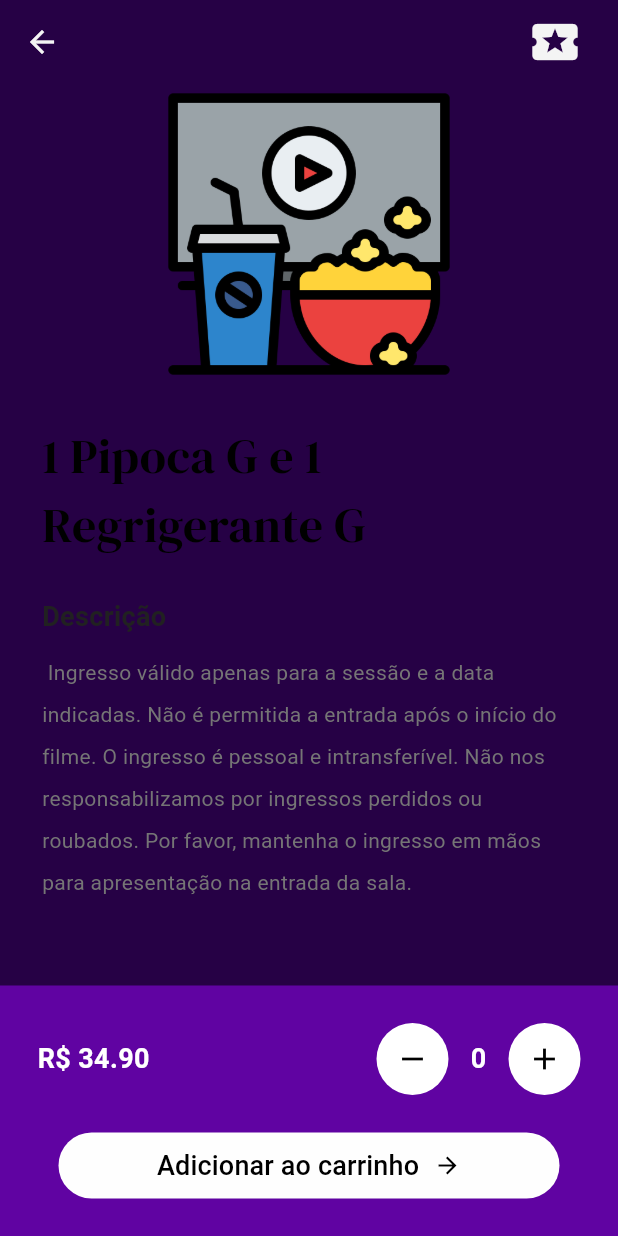
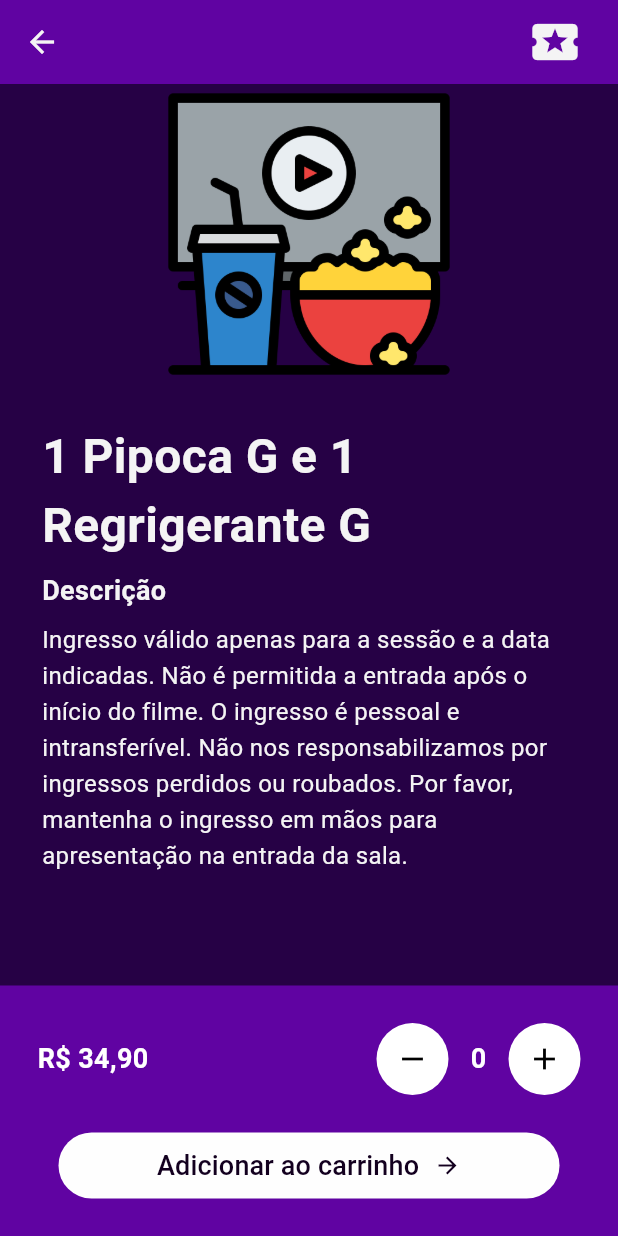
Before and after one commit to yficklis/ingresso_aquii, a Flutter app: the screen it shows once a user with an empty profile is signed in, after a tap on "Combo Grande", on a phone screen of 412 x 824 dp. Run offline on Flutter 3.47's test engine with Material 3 defaults, Android fonts, the phone set to English and light mode, and no system bars; our stand-ins replace cloud_firestore, firebase_auth, firebase_core, flutter_svg, google_fonts, google_nav_bar and 2 more; missing offline and left inert: flutter_stripe; accounts and stored records are empty.

Commit message:
[FIX] Theme colors

```diff
--- a/lib/components/product_tile.dart
+++ b/lib/components/product_tile.dart
@@ -1,5 +1,4 @@
 import 'package:flutter/material.dart';
-import 'package:google_fonts/google_fonts.dart';
 import 'package:ingresso_aquii/models/product.dart';
 
 class ProductTile extends StatelessWidget {
@@ -35,7 +34,12 @@ class ProductTile extends StatelessWidget {
             // text
             Text(
               product.name,
-              style: GoogleFonts.dmSerifDisplay(fontSize: 20),
+              style: TextStyle(
+                color: Theme.of(context).colorScheme.tertiary,
+                fontSize: 20,
+                fontFamily: 'Roboto',
+                fontWeight: FontWeight.w600,
+              ),
             ),
 
             // price
@@ -46,8 +50,13 @@ class ProductTile extends StatelessWidget {
                   crossAxisAlignment: CrossAxisAlignment.start,
                   children: [
                     Text(
-                      'R\$ ${product.price.toStringAsFixed(2)}',
-                      style: TextStyle(fontWeight: FontWeight.bold),
+                      'R\$ ${product.price.toStringAsFixed(2).replaceAll('.', ',')}',
+                      style: TextStyle(
+                        fontWeight: FontWeight.bold,
+                        color: Theme.of(context).colorScheme.tertiary,
+                        fontSize: 16,
+                        fontFamily: 'Roboto',
+                      ),
                     ),
                     SizedBox(height: 4), // Add spacing
                     // Limit the number of lines for the subscription text
--- a/lib/models/shop.dart
+++ b/lib/models/shop.dart
@@ -7,7 +7,7 @@ class Shop extends ChangeNotifier {
     Product(
       id: '01',
       name: 'Ingresso',
-      price: 12.90,
+      price: 20.00,
       imagePath: 'assets/images/logo_new.png',
       subscription: 'Ingresso de cinema',
       quantity: 0,
--- a/lib/pages/hall_page.dart
+++ b/lib/pages/hall_page.dart
@@ -52,21 +52,27 @@ class _HallPageState extends State<HallPage> {
             crossAxisAlignment: CrossAxisAlignment.start,
             children: [
               // How to use movie ticket
-              Row(
-                mainAxisAlignment: MainAxisAlignment.center,
+              Padding(
+                padding: const EdgeInsets.symmetric(
+                  horizontal: 25.0,
+                  vertical: 25.0,
+                ),
+                child: Row(
+                  mainAxisAlignment: MainAxisAlignment.start,
                   children: [
                     Container(
                       decoration: BoxDecoration(
                         color: Color(0xffEADDFF),
                         borderRadius: BorderRadius.circular(20),
                       ),
-                    padding: EdgeInsets.symmetric(vertical: 20, horizontal: 20),
+                      padding:
+                          EdgeInsets.symmetric(vertical: 20, horizontal: 20),
                       child: Column(
                         children: [
                           // message
                           Text(
                             'Primeira vez? Sem problemas!',
-                          style: GoogleFonts.inter(
+                            style: GoogleFonts.roboto(
                               fontSize: 18,
                               fontWeight: FontWeight.bold,
                               color: Color(0xff363435),
@@ -83,7 +89,7 @@ class _HallPageState extends State<HallPage> {
                               'Saiba como utilizar seu ingresso',
                               style: TextStyle(
                                 color: Colors.white,
-                              fontFamily: 'Inter',
+                                fontFamily: 'Roboto',
                                 fontWeight: FontWeight.w500,
                               ),
                             ),
@@ -93,12 +99,13 @@ class _HallPageState extends State<HallPage> {
                     ),
                   ],
                 ),
+              ),
               // search bar
-              SizedBox(height: 28),
+              // SizedBox(height: 28),
               Padding(
                 padding: const EdgeInsets.symmetric(horizontal: 25.0),
                 child: Row(
-                  mainAxisAlignment: MainAxisAlignment.center,
+                  mainAxisAlignment: MainAxisAlignment.start,
                   children: [
                     TextField(
                       controller: _searchController,
@@ -149,7 +156,8 @@ class _HallPageState extends State<HallPage> {
                   'Produtos',
                   style: TextStyle(
                     fontWeight: FontWeight.bold,
-                    fontFamily: 'Inter',
+                    fontFamily: 'Roboto',
+                    fontSize: 16,
                     color: Theme.of(context).colorScheme.onBackground,
                   ),
                 ),
--- a/lib/pages/product_detail.dart
+++ b/lib/pages/product_detail.dart
@@ -50,10 +50,10 @@ class _ProductDetailState extends State<ProductDetail> {
         context: context,
         barrierDismissible: false,
         builder: (builder) => AlertDialog(
-          content: const Text(
+          content: Text(
             'Adicionado com sucesso ao carrinho!',
             style: TextStyle(
-              color: Colors.black,
+              color: Theme.of(context).colorScheme.inversePrimary,
               fontSize: 18,
             ),
             textAlign: TextAlign.center,
@@ -69,6 +69,7 @@ class _ProductDetailState extends State<ProductDetail> {
                 },
                 icon: Icon(
                   Icons.done,
+                  color: Theme.of(context).colorScheme.inversePrimary,
                 ),
               ),
             ),
@@ -98,24 +99,31 @@ class _ProductDetailState extends State<ProductDetail> {
                   const SizedBox(height: 25),
                   Text(
                     widget.product.subscription,
-                    style: GoogleFonts.dmSerifDisplay(fontSize: 32),
+                    style: TextStyle(
+                      color: Theme.of(context).colorScheme.inversePrimary,
+                      fontWeight: FontWeight.bold,
+                      fontSize: 32,
+                      fontFamily: 'Roboto',
+                    ),
                   ),
-                  const SizedBox(height: 25),
+                  const SizedBox(height: 8),
                   Text(
                     "Descrição",
                     style: TextStyle(
-                      color: Colors.grey[900],
+                      color: Theme.of(context).colorScheme.inversePrimary,
                       fontWeight: FontWeight.bold,
                       fontSize: 18,
+                      fontFamily: 'Roboto',
                     ),
                   ),
-                  const SizedBox(height: 10),
+                  const SizedBox(height: 8),
                   Text(
-                    ' Ingresso válido apenas para a sessão e a data indicadas. Não é permitida a entrada após o início do filme. O ingresso é pessoal e intransferível. Não nos responsabilizamos por ingressos perdidos ou roubados. Por favor, mantenha o ingresso em mãos para apresentação na entrada da sala.',
+                    'Ingresso válido apenas para a sessão e a data indicadas. Não é permitida a entrada após o início do filme. O ingresso é pessoal e intransferível. Não nos responsabilizamos por ingressos perdidos ou roubados. Por favor, mantenha o ingresso em mãos para apresentação na entrada da sala.',
                     style: TextStyle(
-                      color: Colors.grey[600],
-                      fontSize: 14,
-                      height: 2,
+                      color: Theme.of(context).colorScheme.inversePrimary,
+                      fontSize: 16,
+                      height: 1.5,
+                      fontFamily: 'Roboto',
                     ),
                   )
                 ],
@@ -134,7 +142,7 @@ class _ProductDetailState extends State<ProductDetail> {
                   mainAxisAlignment: MainAxisAlignment.spaceBetween,
                   children: [
                     Text(
-                      'R\$ ${widget.product.price.toStringAsFixed(2)}',
+                      'R\$ ${widget.product.price.toStringAsFixed(2).replaceAll('.', ',')}',
                       style: TextStyle(
                         fontWeight: FontWeight.bold,
                         fontSize: 18,
@@ -202,7 +210,7 @@ class _ProductDetailState extends State<ProductDetail> {
                       Text(
                         'Adicionar ao carrinho',
                         style: TextStyle(
-                          color: Colors.black,
+                          color: Theme.of(context).colorScheme.tertiary,
                           fontFamily: 'Roboto',
                           fontWeight: FontWeight.w500,
                           fontSize: 18,
@@ -211,7 +219,7 @@ class _ProductDetailState extends State<ProductDetail> {
                       const SizedBox(width: 10),
                       Icon(
                         Icons.arrow_forward,
-                        color: Colors.black,
+                        color: Theme.of(context).colorScheme.tertiary,
                       ),
                     ],
                   ),
--- a/lib/util/custom_app_bar.dart
+++ b/lib/util/custom_app_bar.dart
@@ -17,7 +17,7 @@ class _CustomAppBarState extends State<CustomAppBar> {
   @override
   Widget build(BuildContext context) {
     return AppBar(
-      backgroundColor: Theme.of(context).colorScheme.background,
+      backgroundColor: Theme.of(context).colorScheme.primary,
       title: Text(
         widget.title,
         style: TextStyle(
--- a/lib/util/custom_nav_bar.dart
+++ b/lib/util/custom_nav_bar.dart
@@ -14,13 +14,13 @@ class CustomNavBar extends StatelessWidget {
       margin: EdgeInsets.all(25),
       child: GNav(
         onTabChange: (value) => onTabChange!(value),
-        color: Colors.grey[600],
+        color: Theme.of(context).colorScheme.inversePrimary,
         mainAxisAlignment: MainAxisAlignment.center,
         activeColor: Color(0xff6003A2),
         tabBackgroundColor: Color(0xffFEFAFF),
         tabBorderRadius: 24,
         tabActiveBorder: Border.all(
-          color: Colors.deepPurple.shade200,
+          color: Theme.of(context).colorScheme.onBackground,
         ),
         gap: 5,
         tabs: [
--- a/lib/util/empty_shopping_cart.dart
+++ b/lib/util/empty_shopping_cart.dart
@@ -15,7 +15,10 @@ class EmptyShoppingCart extends StatelessWidget {
           ),
           Text(
             "Seu Carrinho está vazio!",
-            style: GoogleFonts.dmSerifDisplay(fontSize: 28),
+            style: GoogleFonts.dmSerifDisplay(
+              fontSize: 28,
+              color: Theme.of(context).colorScheme.inversePrimary,
+            ),
           ),
         ],
       ),
```
Also changed, not shown: lib/pages/checkout_page.dart (+26 -8 lines), lib/pages/my_tickets.dart (+30 -6 lines), lib/pages/shopping_cart.dart (+13 -11 lines). Lines whose indentation alone changed are shown as unchanged.
